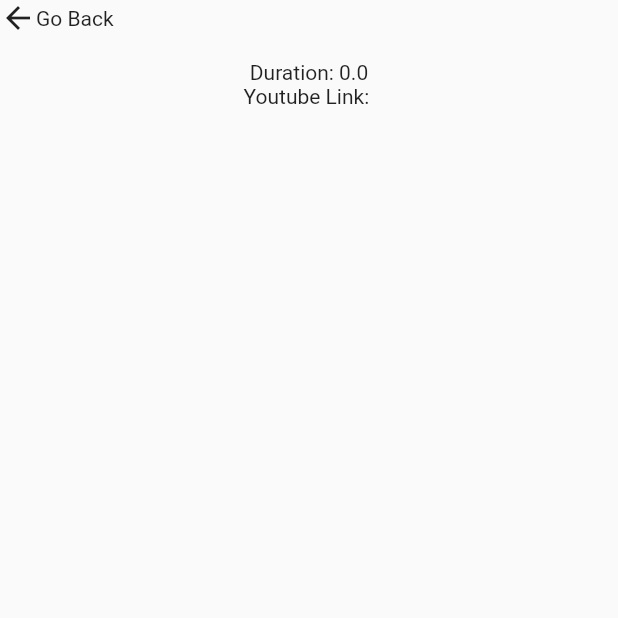
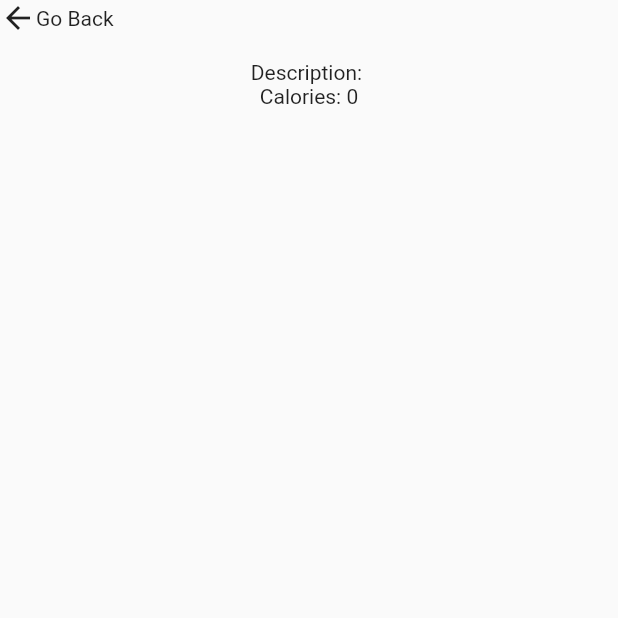
Before and after one commit to AdarshPachori1/BusyBody, a Flutter app: the RecipeFullPage screen opened directly with empty values, on a phone screen of 412 x 824 dp, the top half of it. Run offline on Flutter 3.47's test engine with Material 2 defaults, Android fonts, the phone set to English and light mode, and no system bars; our stand-ins replace cloud_firestore, firebase_auth, firebase_core, geolocator; missing offline and left inert: health, ml_linalg; accounts and stored records are empty.

Commit message:
models for restaurants and recipes, along with their views on the app. ranked restaurants and recipes before displaying

```diff
--- /dev/null
+++ b/lib/models/food.dart
@@ -0,0 +1,6 @@
+abstract class Food {
+  final String name;
+  final String url;
+
+  Food({required this.name, required this.url});
+}
--- a/lib/models/recipe.dart
+++ b/lib/models/recipe.dart
@@ -1,31 +1,57 @@
+import 'package:adarshpachori/models/rank.dart';
+import 'package:adarshpachori/models/food.dart';
+
 import 'package:ml_linalg/linalg.dart';
 
-class Recipe {
+class Recipe implements Food {
+  @override
   String name;
-  double cookingTime;
-  String youtubeLink;
+  @override
+  String url;
   String description;
-  double calories;
-  double protein;
-  double carbs;
-  double fat;
-  List<String> ingredients;
-  List<String> cookingSteps;
+  num calories; // units: kcal
+  num protein;
+  num carbs;
+  num fat;
 
-  Recipe({
-    required this.name,
-    required this.cookingTime,
-    required this.youtubeLink,
-    this.description = "",
-    this.calories = 0,
-    this.protein = 0,
-    this.carbs = 0,
-    this.fat = 0,
-    this.ingredients = const [],
-    this.cookingSteps = const [],
-  });
+  Recipe(
+      {required this.url,
+      required this.name,
+      required this.description,
+      required this.calories,
+      required this.protein,
+      required this.carbs,
+      required this.fat});
 }
 
-List<Recipe> getRankedRecipes(List<Recipe> unsortedRecipes) {
-  return [];
+Matrix _computeNormMatrix(List<Recipe> unrankedRecipes, Vector userRow) {
+  // convert workouts into vectors of nums
+  List<Vector> rows = unrankedRecipes
+      .map((recipe) => Vector.fromList(
+          [recipe.calories, recipe.protein, recipe.carbs, recipe.fat]))
+      .toList();
+  // add user vector of criteria to the rows to be noramalized
+  rows.add(userRow);
+  return computeNormalizedMatrixFromRows(rows);
 }
+
+List<Recipe> getRankedRecipes(List<Recipe> unsortedWorkouts, num userCalories,
+    num userProtein, num userCarbs, num userFat) {
+  final Vector userVector =
+      Vector.fromList([userCalories, userProtein, userCarbs, userFat]);
+  final Matrix normalizedMatrix =
+      _computeNormMatrix(unsortedWorkouts, userVector);
+  final List<Vector> normalizedWorkouts = getAlternatives(normalizedMatrix);
+  final Vector normalizedUserVector = getUserVector(normalizedMatrix);
+
+  final Map<Recipe, double> workoutToScore = {
+    for (int i = 0; i < normalizedWorkouts.length; i++)
+      unsortedWorkouts[i]:
+          normalizedWorkouts[i].distanceTo(normalizedUserVector),
+  };
+
+  List<Recipe> rankedWorkouts = List<Recipe>.from(unsortedWorkouts);
+  rankedWorkouts
+      .sort((a, b) => workoutToScore[a]!.compareTo(workoutToScore[b]!));
+  return rankedWorkouts;
+}
--- a/lib/screens/recipe_expanded_page.dart
+++ b/lib/screens/recipe_expanded_page.dart
@@ -1,16 +1,18 @@
+import 'package:adarshpachori/models/food.dart';
 import 'package:adarshpachori/models/recipe.dart';
 import 'package:flutter/material.dart';
 
 class RecipeFullPage extends StatefulWidget {
   @override
   State<RecipeFullPage> createState() => _RecipeFullPageState();
-  final Recipe recipeVal;
+  final Food recipeVal;
   const RecipeFullPage({super.key, required this.recipeVal});
 }
 
 class _RecipeFullPageState extends State<RecipeFullPage> {
   @override
   Widget build(BuildContext context) {
+    final Recipe castedRecipeVal = widget.recipeVal as Recipe;
     return Scaffold(
       body: SafeArea(
         child: Column(children: [
@@ -18,15 +20,15 @@ class _RecipeFullPageState extends State<RecipeFullPage> {
             onTap: () {
               Navigator.of(context).pop();
             },
-            child: Row(
-              children: const [Icon(Icons.arrow_back), Text("Go Back")],
+            child: const Row(
+              children: [Icon(Icons.arrow_back), Text("Go Back")],
             ),
           ),
-          Text(widget.recipeVal.name),
+          Text(castedRecipeVal.name),
           Text(
-            "Duration: ${widget.recipeVal.cookingTime.toString()}",
+            "Description: ${castedRecipeVal.description}",
           ),
-          Text("Youtube Link: ${widget.recipeVal.youtubeLink}"),
+          Text("Calories: ${castedRecipeVal.calories}"),
         ]),
       ),
     );
```
Also changed, not shown: lib/models/restaurant.dart (added, +89 -0 lines), lib/models/workout.dart (+10 -22 lines), lib/screens/meals_page.dart (+63 -22 lines), lib/screens/restaurant_expanded_page.dart (added, +36 -0 lines).
